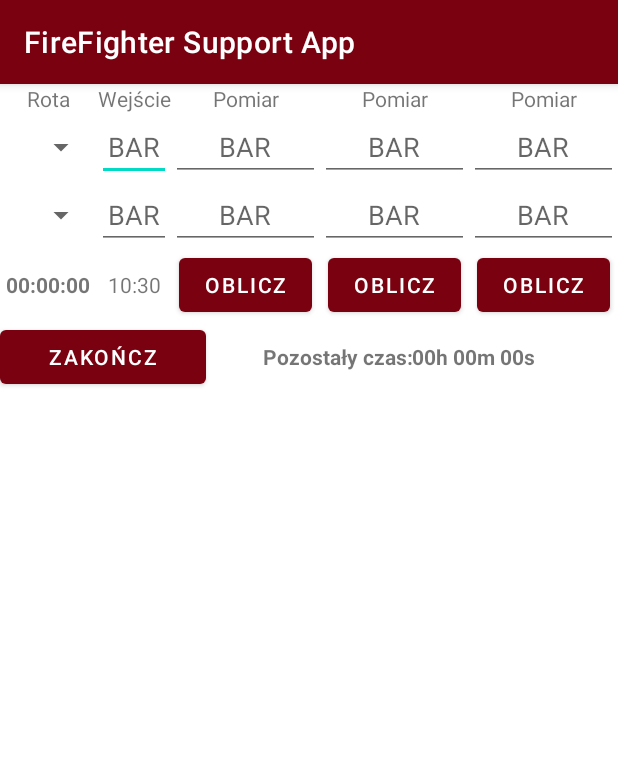
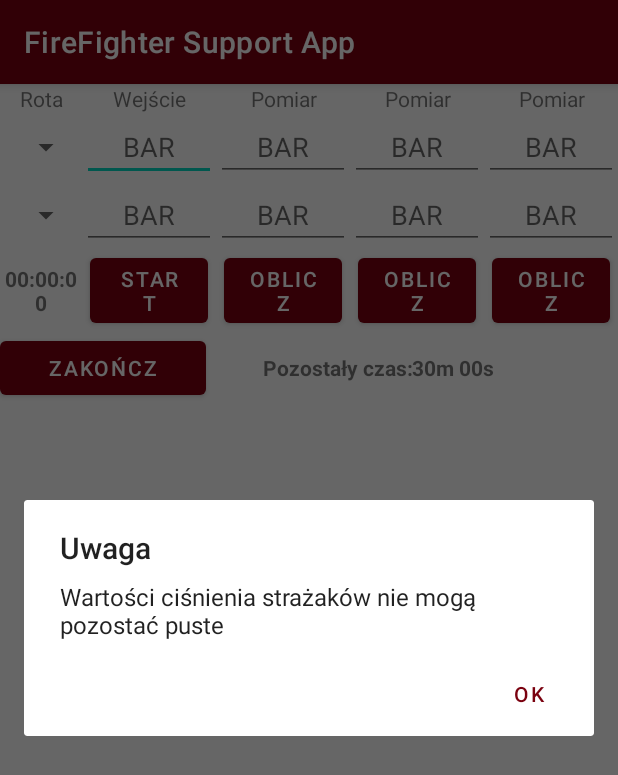
Before and after one commit to BartoszDolata/FirefighterSupportApp, an Android app: the fragment FireBrigadeFragment shown on its own in the app's theme, after a tap on "START", on a phone screen of 412 x 824 dp. Shown: the top 775 px of the screen. Run offline under Robolectric (Android 15) with nearby library versions, the phone set to English and light mode, and no system bars.

Commit message:
Change view of layouts, Restruct listeners

```diff
--- a/app/src/main/java/com/example/firefightersupportapp/FireBrigadeFragment.kt
+++ b/app/src/main/java/com/example/firefightersupportapp/FireBrigadeFragment.kt
@@ -1,5 +1,6 @@
 package com.example.firefightersupportapp
 
+import android.app.AlertDialog
 import android.os.Build
 import android.os.Bundle
 import android.os.Handler
@@ -13,11 +14,22 @@ import androidx.fragment.app.Fragment
 import java.text.SimpleDateFormat
 import java.time.Duration
 import java.util.*
+import java.util.concurrent.TimeUnit
 
 
 class FireBrigadeFragment : Fragment() {
 
     private lateinit var view: View
+    private lateinit var timer: TextView
+    private lateinit var btn_end: Button
+
+    private var handler: Handler? = null
+    private var handlerDown: Handler? = null
+    private var runnable: Runnable? = null
+    private var runnableDown: Runnable? = null
+    private var lastTime: Date = Date()
+    private var lastMinPressure: Int = 0
+
     private lateinit var btn_check1: Button
     private lateinit var ff1_check1: EditText
     private lateinit var ff2_check1: EditText
@@ -28,42 +40,25 @@ class FireBrigadeFragment : Fragment() {
     private lateinit var ff1_check3: EditText
     private lateinit var ff2_check3: EditText
     private lateinit var btn_check4: Button
-    private lateinit var btn_end: Button
     private lateinit var ff1_check4: EditText
     private lateinit var ff2_check4: EditText
-    private lateinit var timer: TextView
-
-    private var handler: Handler? = null
-    private var handlerDown: Handler? = null
-    private var runnable: Runnable? = null
-    private var runnableDown: Runnable? = null
-    private var lastTime: Date = Date()
-    private var lastMinPressure: Int = 0
-
     override fun onCreate(savedInstanceState: Bundle?) {
         super.onCreate(savedInstanceState)
     }
 
-    @RequiresApi(Build.VERSION_CODES.O)
+
     override fun onCreateView(
         inflater: LayoutInflater, container: ViewGroup?,
         savedInstanceState: Bundle?
     ): View {
         view = inflater.inflate(R.layout.fragment_fire_brigade, container, false)
-        ff1_check1 = view.findViewById(R.id.ff1_check1)
-        ff2_check1 = view.findViewById(R.id.ff2_check1)
-        btn_check1 = view.findViewById(R.id.btn_check1)
-        ff1_check2 = view.findViewById(R.id.ff1_check2)
-        ff2_check2 = view.findViewById(R.id.ff2_check2)
-        btn_check2 = view.findViewById(R.id.btn_check2)
-        ff1_check3 = view.findViewById(R.id.ff1_check3)
-        ff2_check3 = view.findViewById(R.id.ff2_check3)
-        btn_check3 = view.findViewById(R.id.btn_check3)
-        ff1_check4 = view.findViewById(R.id.ff1_check4)
-        ff2_check4 = view.findViewById(R.id.ff2_check4)
-        btn_check4 = view.findViewById(R.id.btn_check4)
+        timer = view.findViewById(R.id.Timer)
         btn_end = view.findViewById(R.id.btn_end1)
 
+        setupButtonListener(R.id.btn_check1, R.id.ff1_check1, R.id.ff2_check1)
+        setupButtonListener(R.id.btn_check2, R.id.ff1_check2, R.id.ff2_check2)
+        setupButtonListener(R.id.btn_check3, R.id.ff1_check3, R.id.ff2_check3)
+        setupButtonListener(R.id.btn_check4, R.id.ff1_check4, R.id.ff2_check4)
         val f1_spinner = view.findViewById<Spinner>(R.id.firefighter1)
         val f2_spinner = view.findViewById<Spinner>(R.id.firefighter2)
         val options = DBHelper(requireContext(), null).getNames()
@@ -77,82 +72,6 @@ class FireBrigadeFragment : Fragment() {
         f2_spinner.adapter = adapter
         f2_spinner.setSelection(options.indexOf(""))
 
-        btn_check1.setOnClickListener {
-            val minPressure = getMinPressure(ff1_check1, ff2_check1)
-            val parentView = btn_check1.parent as ViewGroup
-            val buttonIndex = parentView.indexOfChild(btn_check1)
-            parentView.removeView(btn_check1)
-            val dateFormat = SimpleDateFormat("HH:mm", Locale.getDefault())
-            val currentDate = Date()
-            val formattedDate = dateFormat.format(currentDate)
-            val textView = TextView(requireActivity())
-            textView.text = formattedDate
-            textView.gravity = Gravity.CENTER
-            parentView.addView(textView, buttonIndex, btn_check1.layoutParams)
-            startTimer()
-            lastTime = Date()
-            lastMinPressure = minPressure
-            stopTimerDown()
-            startTimerDown((((minPressure * 6) / 50) * 60 * 1000).toLong())
-        }
-
-        btn_check2.setOnClickListener {
-            val minPressure = getMinPressure(ff1_check2, ff2_check2)
-            val parentView = btn_check2.parent as ViewGroup
-            val buttonIndex = parentView.indexOfChild(btn_check2)
-            parentView.removeView(btn_check2)
-            val dateFormat = SimpleDateFormat("HH:mm", Locale.getDefault())
-            val currentDate = Date()
-            val formattedDate = dateFormat.format(currentDate)
-            val textView = TextView(requireActivity())
-            textView.text = formattedDate
-            textView.gravity = Gravity.CENTER
-            parentView.addView(textView, buttonIndex, btn_check2.layoutParams)
-            val remainingTime = updateTimeToEscape(lastMinPressure, minPressure, lastTime, Date())
-            lastTime = Date()
-            lastMinPressure = minPressure
-            stopTimerDown()
-            startTimerDown(remainingTime)
-        }
-
-        btn_check3.setOnClickListener {
-            val minPressure = getMinPressure(ff1_check3, ff2_check3)
-            val parentView = btn_check3.parent as ViewGroup
-            val buttonIndex = parentView.indexOfChild(btn_check3)
-            parentView.removeView(btn_check3)
-            val dateFormat = SimpleDateFormat("HH:mm", Locale.getDefault())
-            val currentDate = Date()
-            val formattedDate = dateFormat.format(currentDate)
-            val textView = TextView(requireActivity())
-            textView.text = formattedDate
-            textView.gravity = Gravity.CENTER
-            parentView.addView(textView, buttonIndex, btn_check3.layoutParams)
-            val remainingTime = updateTimeToEscape(lastMinPressure, minPressure, lastTime, Date())
-            lastTime = Date()
-            lastMinPressure = minPressure
-            stopTimerDown()
-            startTimerDown(remainingTime)
-        }
-
-        btn_check4.setOnClickListener {
-            val minPressure = getMinPressure(ff1_check4, ff2_check4)
-            val parentView = btn_check4.parent as ViewGroup
-            val buttonIndex = parentView.indexOfChild(btn_check4)
-            parentView.removeView(btn_check4)
-            val dateFormat = SimpleDateFormat("HH:mm", Locale.getDefault())
-            val currentDate = Date()
-            val formattedDate = dateFormat.format(currentDate)
-            val textView = TextView(requireActivity())
-            textView.text = formattedDate
-            textView.gravity = Gravity.CENTER
-            parentView.addView(textView, buttonIndex, btn_check4.layoutParams)
-            val remainingTime = updateTimeToEscape(lastMinPressure, minPressure, lastTime, Date())
-            lastTime = Date()
-            lastMinPressure = minPressure
-            stopTimerDown()
-            startTimerDown(remainingTime)
-        }
-
         btn_end.setOnClickListener {
             stopTimer()
             stopTimerDown()
@@ -161,48 +80,91 @@ class FireBrigadeFragment : Fragment() {
         return view
     }
 
-    private fun getMinPressure(p1: EditText, p2: EditText): Int {
-        val p1_val = p1.text.toString().toIntOrNull()
-        val p2_val = p2.text.toString().toIntOrNull()
-        var min_pressure = 0
-        if (p1_val != null && p2_val != null) {
-            if (p1_val > p2_val) {
-                println("p1 is greater than or similar to p2")
-                min_pressure = p2_val;
+    private fun setupButtonListener(
+        buttonId: Int,
+        ff1Id: Int,
+        ff2Id: Int
+    ) {
+        val button = view.findViewById<Button>(buttonId)
+        val ff1 = view.findViewById<EditText>(ff1Id)
+        val ff2 = view.findViewById<EditText>(ff2Id)
+
+        button.setOnClickListener {
+            var ff1_val = ff1.text.toString().toIntOrNull()
+            var ff2_val = ff2.text.toString().toIntOrNull()
+            if(ff1_val == null || ff2_val == null){
+                showAlertDialog("Uwaga", "Wartości ciśnienia strażaków nie mogą pozostać puste")
             } else {
-                println("p2 is greater than or similar to p1")
-                min_pressure = p1_val;
-            }
-        } else {
-            if (p1_val == null && p2_val == null) {
-                println("ERRROR")
-            } else {
-                if (p1_val == null && p2_val != null) {
-                    println(p2_val)
-                    min_pressure = p2_val
-
-                } else if (p1_val != null) {
-                    println(p1_val)
-                    min_pressure = p1_val;
+                if(ff1_val<0 || ff1_val>350 || ff2_val<0 || ff2_val>350){
+                    showAlertDialog("Uwaga", "Wartości ciśnienia strażaków muszą być w zakresie [0:350]")
+                } else {
+                    val minPressure = getMinPressure(ff1_val, ff2_val)
+                    val parentView = button.parent as ViewGroup
+                    val buttonIndex = parentView.indexOfChild(button)
+                    parentView.removeView(button)
+                    val dateFormat = SimpleDateFormat("HH:mm", Locale.getDefault())
+                    val currentDate = Date()
+                    val formattedDate = dateFormat.format(currentDate)
+                    val textView = TextView(requireActivity())
+                    textView.text = formattedDate
+                    textView.gravity = Gravity.CENTER
+                    parentView.addView(textView, buttonIndex, button.layoutParams)
+                    if (button.id == R.id.btn_check1) {
+                        startTimer()
+                        lastTime = Date()
+                        lastMinPressure = minPressure
+                        stopTimerDown()
+                        startTimerDown((((minPressure * 6) / 50) * 60 * 1000).toLong())
+                    } else {
+                        val remainingTime = updateTimeToEscape(lastMinPressure, minPressure, lastTime, Date())
+                        lastTime = Date()
+                        lastMinPressure = minPressure
+                        stopTimerDown()
+                        startTimerDown(remainingTime)
+                    }
                 }
             }
+
         }
+    }
+    private fun showAlertDialog(title: String, message: String) {
+        val builder = AlertDialog.Builder(requireContext())
+        builder.setTitle(title)
+        builder.setMessage(message)
+        builder.setPositiveButton("OK") { dialog, _ ->
+            dialog.dismiss()
+        }
+        val dialog = builder.create()
+        dialog.show()
+    }
+    private fun getMinPressure(p1: Int, p2: Int): Int {
+        var min_pressure = 0
+
+        if (p1 > p2) {
+            println("p1 is greater than or similar to p2")
+            min_pressure = p2;
+        } else {
+            println("p2 is greater than or similar to p1")
+            min_pressure = p1;
+        }
+
         if ((min_pressure - 50) < 0) {
-            print("No time to go inside smoke")
+            showAlertDialog("Uwaga", "Przekroczono bezpieczną granicę ciśnienia")
         } else {
             println("Min pressure = $min_pressure")
         }
         return min_pressure
     }
 
-    @RequiresApi(Build.VERSION_CODES.O)
+
+
     private fun updateTimeToEscape(
         lastMinPressure: Int,
         currentMinPressure: Int,
         lastTime: Date,
         currentTime: Date
     ): Long {
-        var minutes = Duration.between(lastTime.toInstant(), currentTime.toInstant()).toMinutes()
+        var minutes = TimeUnit.MILLISECONDS.toMinutes(currentTime.time - lastTime.time)
         if (minutes < 1) {
             minutes = 1
         }
@@ -211,6 +173,7 @@ class FireBrigadeFragment : Fragment() {
             (currentMinPressure * 6) / ((lastMinPressure - currentMinPressure) * 6 / minutes)
         return timeToEscape * 60 * 1000
     }
+
 
     private fun startTimer() {
         var elapsedTime: Int
--- /dev/null
+++ b/app/src/main/res/layout-large/fragment_fire_brigade.xml
@@ -0,0 +1,250 @@
+<?xml version="1.0" encoding="utf-8"?>
+<FrameLayout xmlns:android="http://schemas.android.com/apk/res/android"
+    xmlns:tools="http://schemas.android.com/tools"
+    android:layout_width="match_parent"
+    android:layout_height="match_parent"
+    tools:context=".FireBrigadeFragment">
+
+    <TableLayout
+        android:id="@+id/table"
+        android:layout_width="match_parent"
+        android:layout_height="match_parent"
+        android:orientation="vertical">
+
+        <TableRow
+            android:layout_width="match_parent"
+            android:layout_height="wrap_content">
+
+            <TextView
+                android:id="@+id/textView"
+                android:layout_width="match_parent"
+                android:layout_height="match_parent"
+                android:layout_weight="1"
+                android:gravity="center"
+                android:text="@string/pair"
+                android:textAlignment="center" />
+
+            <TextView
+                android:id="@+id/textView2"
+                android:layout_width="match_parent"
+                android:layout_height="match_parent"
+                android:layout_weight="1"
+                android:gravity="center"
+                android:text="@string/enter"
+                android:textAlignment="center" />
+
+            <TextView
+                android:id="@+id/textView3"
+                android:layout_width="match_parent"
+                android:layout_height="match_parent"
+                android:layout_weight="1"
+                android:gravity="center"
+                android:text="@string/check"
+                android:textAlignment="center" />
+
+            <TextView
+                android:id="@+id/textView4"
+                android:layout_width="match_parent"
+                android:layout_height="match_parent"
+                android:layout_weight="1"
+                android:gravity="center"
+                android:text="@string/check"
+                android:textAlignment="center" />
+
+            <TextView
+                android:id="@+id/textView5"
+                android:layout_width="match_parent"
+                android:layout_height="match_parent"
+                android:layout_weight="1"
+                android:gravity="center"
+                android:text="@string/check"
+                android:textAlignment="center" />
+        </TableRow>
+
+        <TableRow
+            android:layout_width="match_parent"
+            android:layout_height="match_parent">
+
+            <Spinner
+                android:id="@+id/firefighter1"
+                android:layout_width="250dp"
+                android:layout_height="match_parent"
+                android:layout_weight="1"
+                android:gravity="center"
+                android:spinnerMode="dropdown" />
+
+            <EditText
+                android:id="@+id/ff1_check1"
+                android:layout_width="match_parent"
+                android:layout_height="match_parent"
+                android:layout_weight="1"
+                android:gravity="center"
+                android:hint="@string/hint"
+                android:inputType="number" />
+
+            <EditText
+                android:id="@+id/ff1_check2"
+                android:layout_width="match_parent"
+                android:layout_height="match_parent"
+                android:layout_weight="1"
+                android:gravity="center"
+                android:hint="@string/hint"
+                android:inputType="number"
+                android:text="" />
+
+            <EditText
+                android:id="@+id/ff1_check3"
+                android:layout_width="match_parent"
+                android:layout_height="match_parent"
+                android:layout_weight="1"
+                android:gravity="center"
+                android:hint="@string/hint"
+                android:inputType="number"
+                android:text="" />
+
+            <EditText
+                android:id="@+id/ff1_check4"
+                android:layout_width="match_parent"
+                android:layout_height="match_parent"
+                android:layout_weight="1"
+                android:gravity="center"
+                android:hint="@string/hint"
+                android:inputType="number"
+                android:text="" />
+        </TableRow>
+
+        <TableRow
+            android:layout_width="match_parent"
+            android:layout_height="match_parent">
+
+            <Spinner
+                android:id="@+id/firefighter2"
+                android:layout_width="match_parent"
+                android:layout_height="match_parent"
+                android:layout_weight="1"
+                android:gravity="center"
+                android:spinnerMode="dropdown" />
+
+            <EditText
+                android:id="@+id/ff2_check1"
+                android:layout_width="match_parent"
+                android:layout_height="match_parent"
+                android:layout_weight="1"
+                android:gravity="center"
+                android:hint="@string/hint"
+                android:inputType="number" />
+
+            <EditText
+                android:id="@+id/ff2_check2"
+                android:layout_width="match_parent"
+                android:layout_height="match_parent"
+                android:layout_weight="1"
+                android:gravity="center"
+                android:hint="@string/hint"
+                android:inputType="number"
+                android:text="" />
+
+            <EditText
+                android:id="@+id/ff2_check3"
+                android:layout_width="match_parent"
+                android:layout_height="match_parent"
+                android:layout_weight="1"
+                android:gravity="center"
+                android:hint="@string/hint"
+                android:inputType="number" />
+
+            <EditText
+                android:id="@+id/ff2_check4"
+                android:layout_width="match_parent"
+                android:layout_height="match_parent"
+                android:layout_weight="1"
+                android:gravity="center"
+                android:hint="@string/hint"
+                android:inputType="number"
+                android:text="" />
+        </TableRow>
+
+        <TableRow
+            android:layout_width="match_parent"
+            android:layout_height="match_parent">
+
+            <TextView
+                android:id="@+id/Timer"
+                android:layout_width="match_parent"
+                android:layout_height="match_parent"
+                android:layout_weight="1"
+                android:gravity="center"
+                android:text="@string/starting_time"
+                android:textAlignment="center"
+                android:textStyle="bold" />
+
+            <Button
+                android:id="@+id/btn_check1"
+                android:layout_width="match_parent"
+                android:layout_height="match_parent"
+                android:layout_marginLeft="5dp"
+                android:layout_marginRight="5dp"
+                android:layout_weight="1"
+                android:text="@string/start" />
+
+            <Button
+                android:id="@+id/btn_check2"
+                android:layout_width="match_parent"
+                android:layout_height="match_parent"
+                android:layout_marginLeft="5dp"
+                android:layout_marginRight="5dp"
+                android:layout_weight="1"
+                android:text="@string/count" />
+
+            <Button
+                android:id="@+id/btn_check3"
+                android:layout_width="match_parent"
+                android:layout_height="match_parent"
+                android:layout_marginLeft="5dp"
+                android:layout_marginRight="5dp"
+                android:layout_weight="1"
+                android:text="@string/count" />
+
+            <Button
+                android:id="@+id/btn_check4"
+                android:layout_width="match_parent"
+                android:layout_height="match_parent"
+                android:layout_marginLeft="5dp"
+                android:layout_marginRight="5dp"
+                android:layout_weight="1"
+                android:text="@string/count" />
+        </TableRow>
+
+        <LinearLayout
+            android:layout_width="match_parent"
+            android:layout_height="match_parent">
+
+            <Button
+                android:id="@+id/btn_end1"
+                android:layout_width="match_parent"
+                android:layout_height="wrap_content"
+                android:layout_weight="1"
+                android:text="@string/finish" />
+
+            <TextView
+                android:id="@+id/remaining_time_text"
+                android:layout_width="match_parent"
+                android:layout_height="wrap_content"
+                android:layout_weight="1"
+                android:gravity="right"
+                android:text="@string/remaining_time_text"
+                android:textStyle="bold" />
+
+            <TextView
+                android:id="@+id/remaining_time"
+                android:layout_width="match_parent"
+                android:layout_height="wrap_content"
+                android:layout_weight="1"
+                android:text="@string/remaining_time_on_start"
+                android:textStyle="bold" />
+
+        </LinearLayout>
+
+    </TableLayout>
+
+</FrameLayout>
```
Also changed, not shown: app/src/main/java/com/example/firefightersupportapp/DatabaseActivity.kt (+21 -16 lines), app/src/main/res/layout-large/activity_database.xml (added, +84 -0 lines), app/src/main/res/layout-large/activity_main.xml (added, +71 -0 lines).
